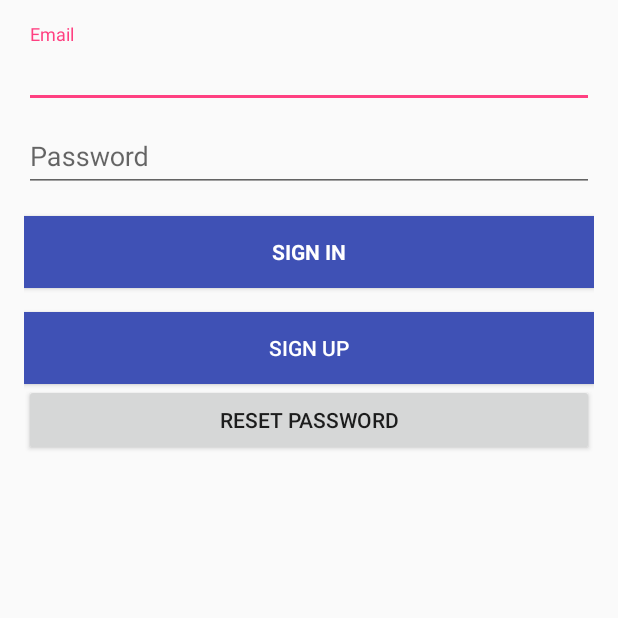
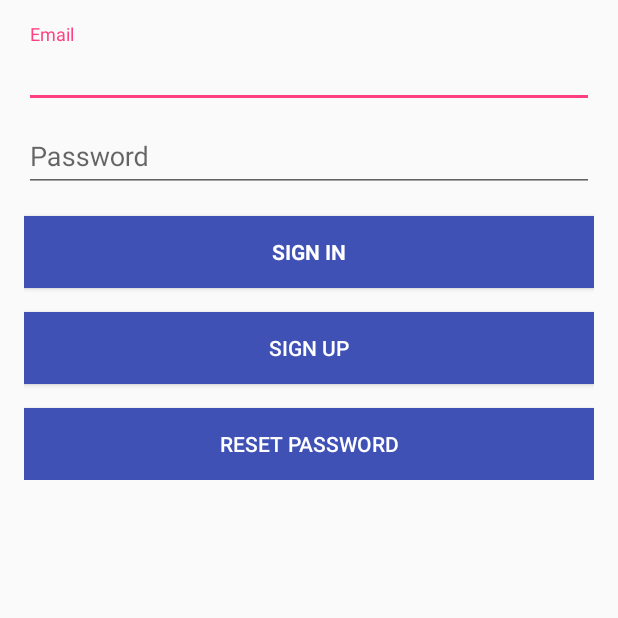
Before and after one commit to abdulkhobirr/Attendees-android, an Android app: the screen it shows after launch (LoginActivity), on a phone screen of 412 x 824 dp, the top half of it. Run offline under Robolectric (Android 15) with nearby library versions, the phone set to English and light mode, and no system bars; our stand-ins replace Firebase (no records; nobody signed in at launch, a user with empty details on screens opened directly).

Commit message:
- bug fix

```diff
--- a/app/src/main/AndroidManifest.xml
+++ b/app/src/main/AndroidManifest.xml
@@ -34,7 +34,7 @@
             android:name=".MainActivity"
             android:label="Kelas" />
         <activity
-            android:name=".SignUp"
+            android:name=".SignUpActivity"
             android:label="Sign Up"
             android:parentActivityName=".LoginActivity" />
         <activity
--- a/app/src/main/java/com/example/iqbalzauqul/attendees/LoginActivity.java
+++ b/app/src/main/java/com/example/iqbalzauqul/attendees/LoginActivity.java
@@ -6,13 +6,11 @@ import android.os.Bundle;
 import android.support.annotation.NonNull;
 import android.support.v7.app.AppCompatActivity;
 import android.text.TextUtils;
-import android.util.Log;
 import android.view.View;
 import android.widget.Button;
 import android.widget.EditText;
-import android.widget.ProgressBar;
 import android.widget.Toast;
-import android.support.design.widget.Snackbar;
+
 import com.google.android.gms.tasks.OnCompleteListener;
 import com.google.android.gms.tasks.Task;
 import com.google.firebase.auth.AuthResult;
@@ -87,7 +85,7 @@ public class LoginActivity extends AppCompatActivity{
         signUpBtn.setOnClickListener(new View.OnClickListener() {
             @Override
             public void onClick(View view) {
-                Intent intent2 = new Intent(LoginActivity.this, SignUp.class);
+                Intent intent2 = new Intent(LoginActivity.this, SignUpActivity.class);
                 startActivity(intent2);
 
             }
--- a/app/src/main/res/layout/activity_login.xml
+++ b/app/src/main/res/layout/activity_login.xml
@@ -1,6 +1,6 @@
 <android.support.design.widget.CoordinatorLayout xmlns:android="http://schemas.android.com/apk/res/android"
+    xmlns:app="http://schemas.android.com/apk/res-auto"
     xmlns:tools="http://schemas.android.com/tools"
-    xmlns:app="http://schemas.android.com/apk/res-auto"
     android:layout_width="match_parent"
     android:layout_height="match_parent">
 
@@ -103,7 +103,10 @@
                         android:id="@+id/lupaPasswordButton"
                         android:layout_width="match_parent"
                         android:layout_height="wrap_content"
-                        android:text="@string/btn_reset_password" />
+                        android:layout_marginTop="16dp"
+                        android:background="@color/colorPrimary"
+                        android:text="@string/btn_reset_password"
+                        android:textColor="@color/cardview_light_background" />
 
                 </LinearLayout>
 
--- a/app/src/main/res/layout/activity_sign_up.xml
+++ b/app/src/main/res/layout/activity_sign_up.xml
@@ -5,7 +5,7 @@
     android:layout_width="match_parent"
     android:layout_height="match_parent"
     android:padding="@dimen/fab_margin"
-    tools:context="com.example.iqbalzauqul.attendees.SignUp">
+    tools:context="com.example.iqbalzauqul.attendees.SignUpActivity">
 
     <EditText
         android:id="@+id/username_txt"
```
Also changed, not shown: app/src/main/java/com/example/iqbalzauqul/attendees/ResetPasswordActivity.java (+13 -0 lines), app/src/main/java/com/example/iqbalzauqul/attendees/SignUpActivity.java (renamed from app/src/main/java/com/example/iqbalzauqul/attendees/SignUp.java, +4 -4 lines).
